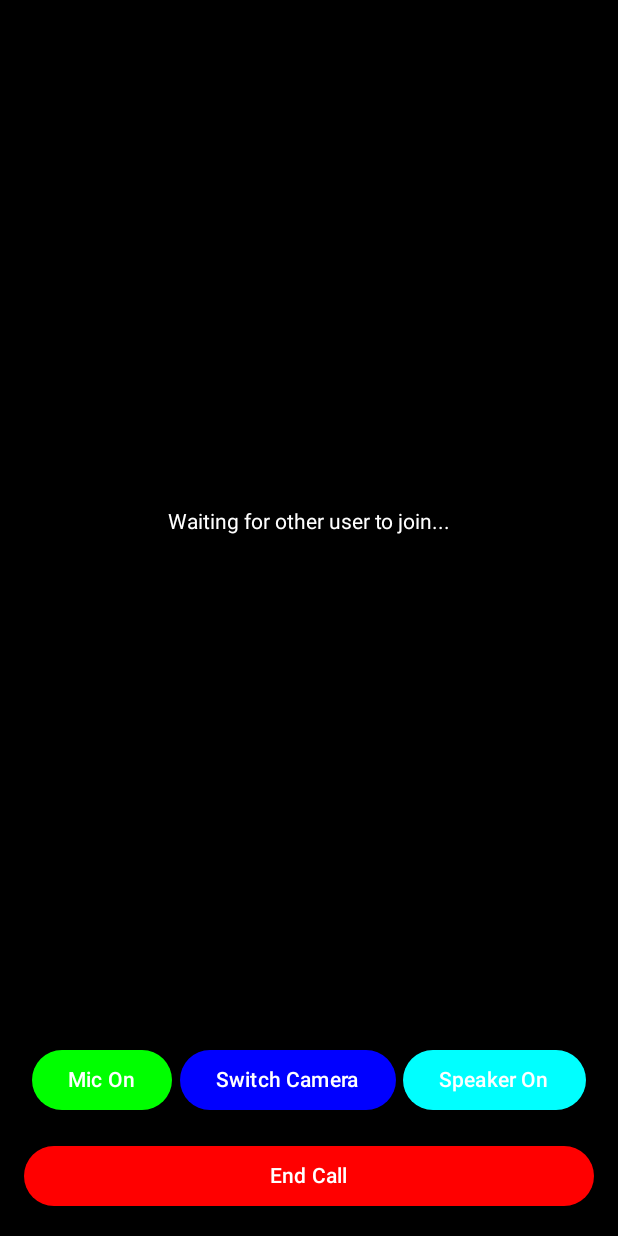
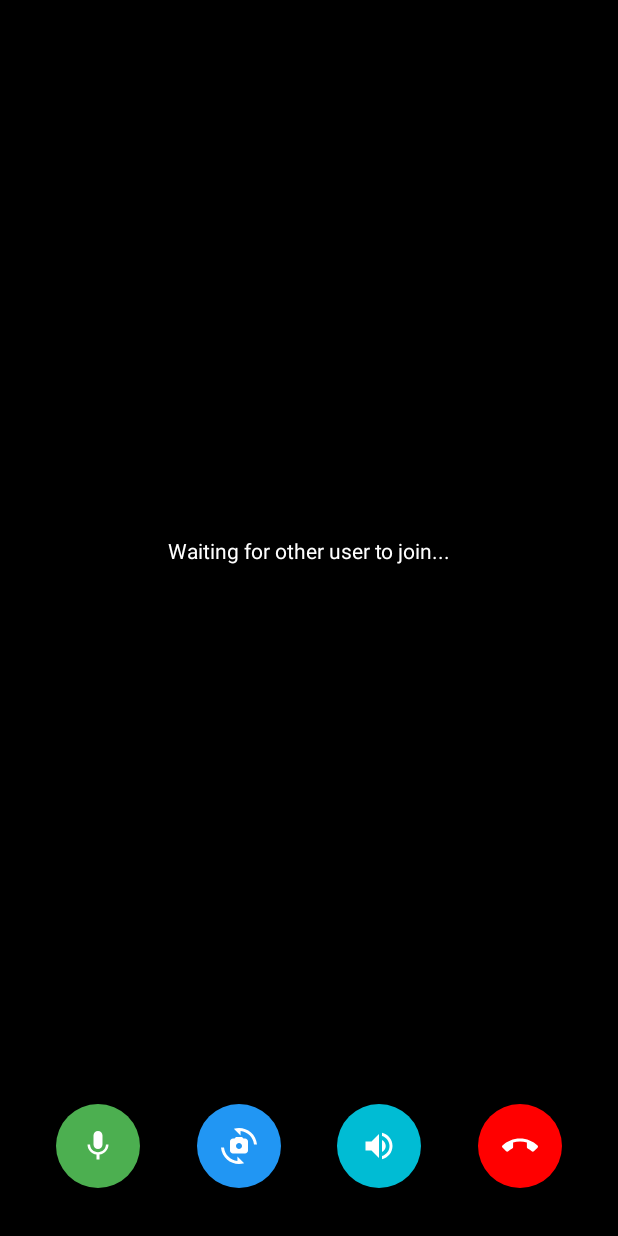
Before and after one commit to jmadusanka/KieliBuddy, an Android app built with Jetpack Compose: the composable VideoCallScreen called with empty values, on a phone screen of 412 x 824 dp. Run offline under Robolectric (Android 15) with nearby library versions, the phone set to English and light mode, and no system bars; libraries missing offline, so code that uses them is left out: io.agora.rtc2; 10 statements that could not run were skipped.

Commit message:
updated UI of VideoCallScreen & added material-icons dependency

```diff
--- a/app/build.gradle.kts
+++ b/app/build.gradle.kts
@@ -82,4 +82,6 @@ dependencies {
     implementation("androidx.media3:media3-ui:1.2.1")
     implementation (libs.firebase.messaging)
     implementation ("io.agora.rtc:full-sdk:4.5.1")
+    implementation("androidx.compose.material:material-icons-extended:1.6.0")
+
 }
--- a/app/src/main/java/com/example/kielibuddy/ui/pages/VideoCallScreen.kt
+++ b/app/src/main/java/com/example/kielibuddy/ui/pages/VideoCallScreen.kt
@@ -8,6 +8,8 @@ import androidx.activity.result.contract.ActivityResultContracts
 import androidx.compose.foundation.background
 import androidx.compose.foundation.layout.*
 import androidx.compose.material3.*
+import androidx.compose.material.icons.Icons
+import androidx.compose.material.icons.filled.*
 import androidx.compose.runtime.*
 import androidx.compose.runtime.saveable.rememberSaveable
 import androidx.compose.ui.Alignment
@@ -39,6 +41,7 @@ fun VideoCallScreen(navController: NavController, channelName: String, appId: St
     var callActive by remember { mutableStateOf(false) }
     var isRemoteConnected by remember { mutableStateOf(false) }
     val view = LocalView.current
+    var isSpeakerEnabled by remember { mutableStateOf(true) }
 
     val rtcEventHandler = object : IRtcEngineEventHandler() {
         override fun onJoinChannelSuccess(channel: String?, uid: Int, elapsed: Int) {
@@ -112,7 +115,6 @@ fun VideoCallScreen(navController: NavController, channelName: String, appId: St
                 engine?.leaveChannel()
                 engine?.stopPreview()
                 RtcEngine.destroy()
-                // window reference is now defined within the correct scope
                 val window = (view.context as? android.app.Activity)?.window
                 window?.clearFlags(android.view.WindowManager.LayoutParams.FLAG_KEEP_SCREEN_ON)
                 engine = null
@@ -131,7 +133,6 @@ fun VideoCallScreen(navController: NavController, channelName: String, appId: St
     }
 
     DisposableEffect(Unit) {
-
         val window = (view.context as? android.app.Activity)?.window
         window?.addFlags(android.view.WindowManager.LayoutParams.FLAG_KEEP_SCREEN_ON)
 
@@ -144,8 +145,6 @@ fun VideoCallScreen(navController: NavController, channelName: String, appId: St
         }
     }
 
-    var isSpeakerEnabled by remember { mutableStateOf(true) }
-
     Column(
         modifier = Modifier
             .fillMaxSize()
@@ -156,10 +155,15 @@ fun VideoCallScreen(navController: NavController, channelName: String, appId: St
         Box(modifier = Modifier.weight(1f)) {
             if (joined) {
                 AndroidView(factory = { remoteSurfaceView }, modifier = Modifier.fillMaxSize())
-                AndroidView(factory = { localSurfaceView }, modifier = Modifier
-                    .size(120.dp)
+
+
+                AndroidView(
+                    factory = { localSurfaceView },
+                    modifier = Modifier
+                        .size(100.dp)
                         .align(Alignment.TopEnd)
-                    .padding(12.dp))
+                        .padding(12.dp)
+                )
             } else {
                 Box(
                     modifier = Modifier.fillMaxSize(),
@@ -168,6 +172,7 @@ fun VideoCallScreen(navController: NavController, channelName: String, appId: St
                     Text("Waiting for other user to join...", color = Color.White)
                 }
             }
+
             if (!isRemoteConnected && joined) {
                 Text(
                     text = "🔁 Waiting for user to reconnect...",
@@ -177,6 +182,7 @@ fun VideoCallScreen(navController: NavController, channelName: String, appId: St
                         .padding(8.dp)
                 )
             }
+
             localUid?.let { uid ->
                 Text(
                     text = "Local UID: $uid",
@@ -186,61 +192,85 @@ fun VideoCallScreen(navController: NavController, channelName: String, appId: St
                         .padding(12.dp)
                 )
             }
-        }
 
             if (callActive) {
                 Text(
-                text = String.format(
-                    "Call time: %02d:%02d",
+                    text = String.format("⏱ %02d:%02d",
                         TimeUnit.SECONDS.toMinutes(callDuration),
-                    callDuration % 60
-                ),
+                        callDuration % 60),
                     color = Color.White,
-                modifier = Modifier.padding(8.dp)
+                    modifier = Modifier
+                        .align(Alignment.TopCenter)
+                        .padding(top = 16.dp)
+                        .background(Color.Black.copy(alpha = 0.5f), shape = MaterialTheme.shapes.small)
+                        .padding(horizontal = 12.dp, vertical = 6.dp),
+                    style = MaterialTheme.typography.bodyMedium
                 )
             }
+        }
+
 
         Row(
             modifier = Modifier
                 .fillMaxWidth()
-                .padding(horizontal = 16.dp),
-            horizontalArrangement = Arrangement.SpaceEvenly
+                .padding(bottom = 32.dp),
+            horizontalArrangement = Arrangement.SpaceEvenly,
+            verticalAlignment = Alignment.CenterVertically
         ) {
-            Button(
+            val buttonSize = 56.dp
+
+            IconButton(
                 onClick = {
                     isMicMuted = !isMicMuted
                     engine?.muteLocalAudioStream(isMicMuted)
                 },
-                colors = ButtonDefaults.buttonColors(
-                    containerColor = if (isMicMuted) Color.Gray else Color.Green
+                modifier = Modifier
+                    .size(buttonSize)
+                    .background(
+                        color = if (isMicMuted) Color.DarkGray else Color(0xFF4CAF50),
+                        shape = MaterialTheme.shapes.extraLarge
                     )
             ) {
-                Text(if (isMicMuted) "Mic Off" else "Mic On", color = Color.White)
+                Icon(
+                    imageVector = if (isMicMuted) Icons.Default.MicOff else Icons.Default.Mic,
+                    contentDescription = "Mic",
+                    tint = Color.White
+                )
             }
 
-            Button(
-                onClick = {
-                    engine?.switchCamera()
-                },
-                colors = ButtonDefaults.buttonColors(containerColor = Color.Blue)
+            IconButton(
+                onClick = { engine?.switchCamera() },
+                modifier = Modifier
+                    .size(buttonSize)
+                    .background(Color(0xFF2196F3), shape = MaterialTheme.shapes.extraLarge)
             ) {
-                Text("Switch Camera", color = Color.White)
+                Icon(
+                    imageVector = Icons.Default.Cameraswitch,
+                    contentDescription = "Switch Camera",
+                    tint = Color.White
+                )
             }
 
-            Button(
+            IconButton(
                 onClick = {
                     isSpeakerEnabled = !isSpeakerEnabled
                     engine?.setEnableSpeakerphone(isSpeakerEnabled)
                 },
-                colors = ButtonDefaults.buttonColors(
-                    containerColor = if (isSpeakerEnabled) Color.Cyan else Color.DarkGray
+                modifier = Modifier
+                    .size(buttonSize)
+                    .background(
+                        color = if (isSpeakerEnabled) Color(0xFF00BCD4) else Color.DarkGray,
+                        shape = MaterialTheme.shapes.extraLarge
                     )
             ) {
-                Text(if (isSpeakerEnabled) "Speaker On" else "Speaker Off", color = Color.White)
-            }
+                Icon(
+                    imageVector = if (isSpeakerEnabled) Icons.Default.VolumeUp else Icons.Default.VolumeOff,
+                    contentDescription = "Speaker",
+                    tint = Color.White
+                )
             }
 
-        Button(
+            IconButton(
                 onClick = {
                     navController.popBackStack()
                     engine?.leaveChannel()
@@ -250,11 +280,15 @@ fun VideoCallScreen(navController: NavController, channelName: String, appId: St
                     engine = null
                 },
                 modifier = Modifier
-                .fillMaxWidth()
-                .padding(16.dp),
-            colors = ButtonDefaults.buttonColors(containerColor = Color.Red)
+                    .size(buttonSize)
+                    .background(Color.Red, shape = MaterialTheme.shapes.extraLarge)
             ) {
-            Text("End Call", color = Color.White)
+                Icon(
+                    imageVector = Icons.Default.CallEnd,
+                    contentDescription = "End Call",
+                    tint = Color.White
+                )
             }
         }
     }
+}
```
Lines whose indentation alone changed are shown as unchanged.
